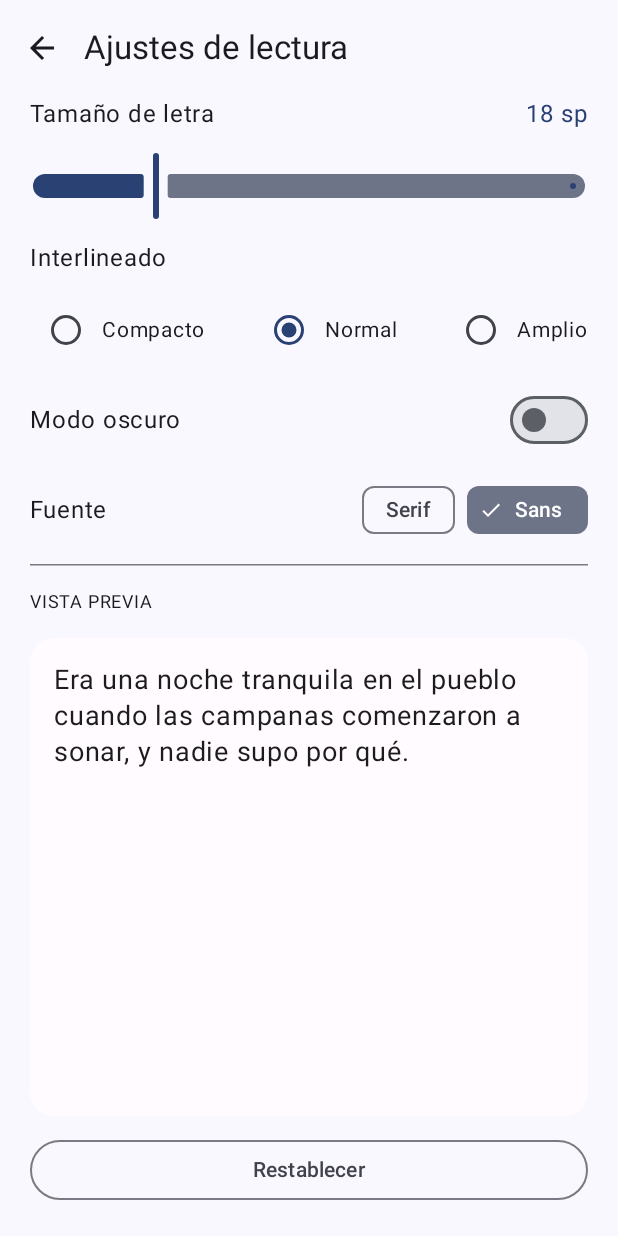
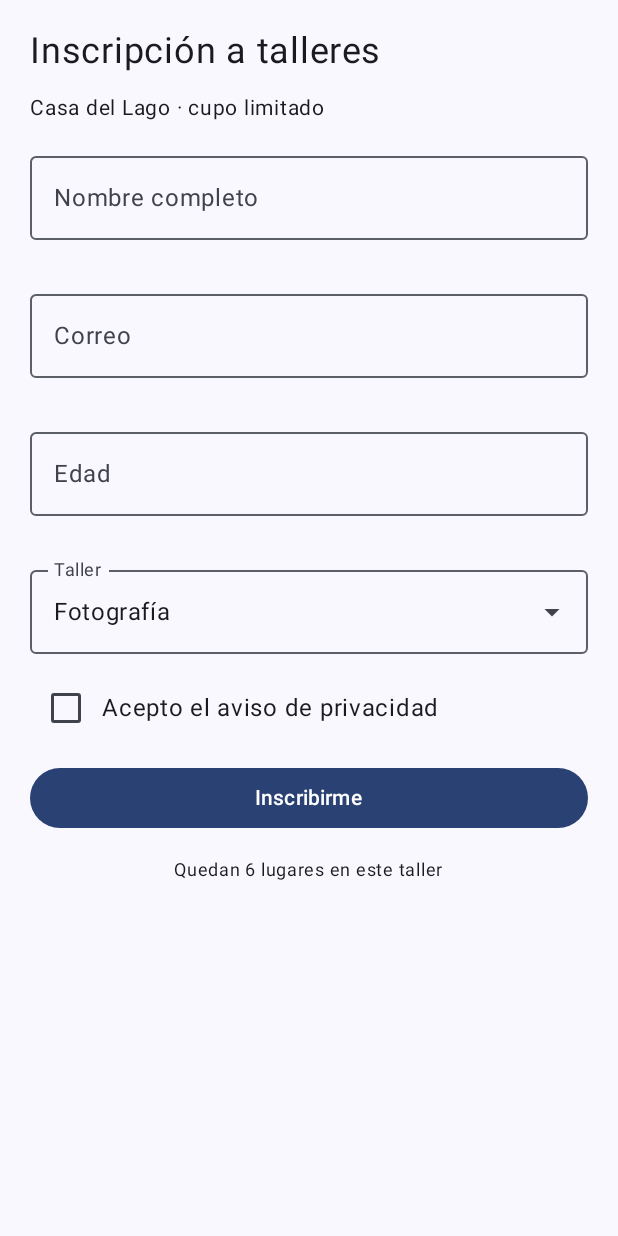
Before and after one commit to pao-diaz/view-model, an Android app built with Jetpack Compose: the screen it shows after launch (MainActivity), on a phone screen of 412 x 824 dp. Run offline under Robolectric (Android 15) with nearby library versions, the phone set to English and light mode, and no system bars.

Commit message:
tercer Ejercicio03Inscripcion.kt

```diff
--- a/app/src/main/java/com/example/view_model/MainActivity.kt
+++ b/app/src/main/java/com/example/view_model/MainActivity.kt
@@ -9,7 +9,7 @@ import androidx.compose.foundation.layout.fillMaxSize
 import androidx.compose.foundation.layout.padding
 import androidx.compose.material3.Scaffold
 import androidx.compose.ui.Modifier
-import com.example.view_model.ui.theme.Ejercicio02Screen
+import com.example.view_model.ui.theme.Ejercicio03Screen
 import com.example.view_model.ui.theme.ViewmodelTheme
 
 class MainActivity : ComponentActivity() {
@@ -20,7 +20,7 @@ class MainActivity : ComponentActivity() {
             ViewmodelTheme {
                 Scaffold(modifier = Modifier.fillMaxSize()) { innerPadding ->
                     Box(modifier = Modifier.padding(innerPadding)) {
-                        Ejercicio02Screen()
+                        Ejercicio03Screen()
                     }
                 }
             }
--- /dev/null
+++ b/app/src/main/java/com/example/view_model/ui/theme/Ejercicio03Inscripcion.kt
@@ -0,0 +1,247 @@
+package com.example.view_model.ui.theme
+
+import androidx.compose.foundation.layout.*
+import androidx.compose.foundation.rememberScrollState
+import androidx.compose.foundation.text.KeyboardOptions
+import androidx.compose.foundation.verticalScroll
+import androidx.compose.material3.*
+import androidx.compose.runtime.*
+import androidx.compose.ui.Alignment
+import androidx.compose.ui.Modifier
+import androidx.compose.ui.text.input.KeyboardType
+import androidx.compose.ui.tooling.preview.Preview
+import androidx.compose.ui.unit.dp
+import androidx.compose.ui.unit.sp
+import androidx.lifecycle.ViewModel
+import androidx.lifecycle.viewmodel.compose.viewModel
+
+fun validarNombre(n: String): String? = if (n.trim().length < 3) "Escribe al menos 3 caracteres" else null
+
+fun validarCorreo(c: String): String? {
+    val arroba = c.indexOf('@')
+    val punto = c.indexOf('.', arroba + 1)
+    return if (arroba > 0 && punto > arroba + 1 && !c.endsWith(".")) null else "Ingresa un correo válido"
+}
+
+fun validarEdad(e: String): String? {
+    val n = e.toIntOrNull()
+    return if (n != null && n in 12..99) null else "La edad debe estar entre 12 y 99"
+}
+
+class InscripcionViewModel : ViewModel() {
+
+    val talleres = listOf("Pintura", "Fotografía", "Guitarra")
+
+    var nombre by mutableStateOf("")
+        private set
+    var correo by mutableStateOf("")
+        private set
+    var edad by mutableStateOf("")
+        private set
+    var taller by mutableStateOf("Fotografía")
+        private set
+    var aceptaAviso by mutableStateOf(false)
+        private set
+    var intentoEnviar by mutableStateOf(false)
+        private set
+    var inscrito by mutableStateOf(false)
+        private set
+
+    val errorNombre: String? get() = if (intentoEnviar) validarNombre(nombre) else null
+    val errorCorreo: String? get() = if (intentoEnviar) validarCorreo(correo) else null
+    val errorEdad: String? get() = if (intentoEnviar) validarEdad(edad) else null
+    val errorAviso: String? get() = if (intentoEnviar && !aceptaAviso) "Debes aceptar el aviso de privacidad" else null
+
+    private val todoValido: Boolean
+        get() = validarNombre(nombre) == null && validarCorreo(correo) == null &&
+                validarEdad(edad) == null && aceptaAviso
+
+    fun onNombreChange(v: String) { nombre = v }
+    fun onCorreoChange(v: String) { correo = v }
+    fun onEdadChange(v: String) { edad = v.filter { it.isDigit() }.take(2) }
+    fun onTallerChange(v: String) { taller = v }
+    fun onAvisoChange(v: Boolean) { aceptaAviso = v }
+
+    fun enviar() {
+        intentoEnviar = true
+        if (todoValido) inscrito = true
+    }
+
+    fun nuevaInscripcion() {
+        nombre = ""; correo = ""; edad = ""; taller = talleres[1]
+        aceptaAviso = false; intentoEnviar = false; inscrito = false
+    }
+}
+
+// ───────────── UI Principal conectada al ViewModel ─────────────
+@Composable
+fun Ejercicio03Screen(vm: InscripcionViewModel = viewModel()) {
+    if (vm.inscrito) {
+        ConfirmacionScreen(
+            nombre = vm.nombre,
+            correo = vm.correo,
+            taller = vm.taller,
+            onNueva = vm::nuevaInscripcion
+        )
+    } else {
+        InscripcionContent(
+            nombre = vm.nombre,
+            correo = vm.correo,
+            edad = vm.edad,
+            taller = vm.taller,
+            talleres = vm.talleres,
+            aceptaAviso = vm.aceptaAviso,
+            errorNombre = vm.errorNombre,
+            errorCorreo = vm.errorCorreo,
+            errorEdad = vm.errorEdad,
+            errorAviso = vm.errorAviso,
+            onNombreChange = vm::onNombreChange,
+            onCorreoChange = vm::onCorreoChange,
+            onEdadChange = vm::onEdadChange,
+            onTallerChange = vm::onTallerChange,
+            onAvisoChange = vm::onAvisoChange,
+            onEnviar = vm::enviar
+        )
+    }
+}
+
+
+@Composable
+fun InscripcionContent(nombre: String, correo: String, edad: String,
+    taller: String, talleres: List<String>, aceptaAviso: Boolean, errorNombre: String?,
+    errorCorreo: String?, errorEdad: String?, errorAviso: String?, onNombreChange: (String) -> Unit,
+    onCorreoChange: (String) -> Unit, onEdadChange: (String) -> Unit,
+    onTallerChange: (String) -> Unit, onAvisoChange: (Boolean) -> Unit, onEnviar: () -> Unit
+) {
+    Column(
+        Modifier
+            .fillMaxSize()
+            .systemBarsPadding()
+            .padding(20.dp)
+            .verticalScroll(rememberScrollState()),
+        verticalArrangement = Arrangement.spacedBy(12.dp)
+    ) {
+        Text("Inscripción a talleres", fontSize = 24.sp)
+        Text("Casa del Lago · cupo limitado", fontSize = 14.sp)
+
+        CampoTexto("Nombre completo", nombre, onNombreChange, errorNombre)
+        CampoTexto("Correo", correo, onCorreoChange, errorCorreo, KeyboardType.Email)
+        CampoTexto("Edad", edad, onEdadChange, errorEdad, KeyboardType.Number)
+        SelectorTaller(taller, talleres, onTallerChange)
+
+        Row(verticalAlignment = Alignment.CenterVertically) {
+            Checkbox(checked = aceptaAviso, onCheckedChange = onAvisoChange)
+            Text("Acepto el aviso de privacidad")
+        }
+        errorAviso?.let { Text(it, color = MaterialTheme.colorScheme.error, fontSize = 12.sp) }
+
+        Button(onClick = onEnviar, modifier = Modifier.fillMaxWidth()) { Text("Inscribirme") }
+        Text(
+            "Quedan 6 lugares en este taller",
+            fontSize = 12.sp,
+            modifier = Modifier.align(Alignment.CenterHorizontally)
+        )
+    }
+}
+
+@Composable
+fun CampoTexto(
+    label: String,
+    value: String,
+    onValueChange: (String) -> Unit,
+    error: String?,
+    tipoTeclado: KeyboardType = KeyboardType.Text
+) {
+    OutlinedTextField(
+        value = value,
+        onValueChange = onValueChange,
+        label = { Text(label) },
+        isError = error != null,
+        supportingText = { error?.let { Text(it) } },
+        keyboardOptions = KeyboardOptions(keyboardType = tipoTeclado),
+        singleLine = true,
+        modifier = Modifier.fillMaxWidth()
+    )
+}
+
+@OptIn(ExperimentalMaterial3Api::class)
+@Composable
+fun SelectorTaller(seleccionado: String, opciones: List<String>, onSeleccion: (String) -> Unit) {
+    var abierto by remember { mutableStateOf(false) }
+    ExposedDropdownMenuBox(expanded = abierto, onExpandedChange = { abierto = it }) {
+        OutlinedTextField(
+            value = seleccionado,
+            onValueChange = {},
+            readOnly = true,
+            label = { Text("Taller") },
+            trailingIcon = { ExposedDropdownMenuDefaults.TrailingIcon(expanded = abierto) },
+            modifier = Modifier
+                .menuAnchor(MenuAnchorType.PrimaryNotEditable)
+                .fillMaxWidth()
+        )
+        ExposedDropdownMenu(expanded = abierto, onDismissRequest = { abierto = false }) {
+            opciones.forEach { opcion ->
+                DropdownMenuItem(text = { Text(opcion) },
+                    onClick = { onSeleccion(opcion); abierto = false }
+                )
+            }
+        }
+    }
+}
+
+@Composable
+fun ConfirmacionScreen(nombre: String, correo: String, taller: String, onNueva: () -> Unit) {
+    Column(
+        Modifier
+            .fillMaxSize()
+            .systemBarsPadding()
+            .padding(20.dp),
+        verticalArrangement = Arrangement.spacedBy(12.dp)
+    ) {
+        Text("¡Inscripción exitosa!", fontSize = 24.sp)
+        Card(Modifier.fillMaxWidth()) {
+            Column(Modifier.padding(16.dp), verticalArrangement = Arrangement.spacedBy(6.dp)) {
+                Text("Nombre: $nombre")
+                Text("Correo: $correo")
+                Text("Taller: $taller")
+            }
+        }
+        Button(onClick = onNueva, modifier = Modifier.fillMaxWidth()) { Text("Nueva inscripción") }
+    }
+}
+
+@Preview(showBackground = true, showSystemUi = true, name = "Formulario vacío")
+@Composable
+private fun PreviewInscripcionVacio() {
+    MaterialTheme {
+        InscripcionContent(
+            nombre = "",
+            correo = "",
+            edad = "",
+            taller = "Fotografía",
+            talleres = listOf("Pintura", "Fotografía", "Guitarra"),
+            aceptaAviso = false,
+            errorNombre = null,
+            errorCorreo = null,
+            errorEdad = null,
+            errorAviso = null,
+            onNombreChange = {},
+            onCorreoChange = {},
+            onEdadChange = {},
+            onTallerChange = {},
+            onAvisoChange = {},
+            onEnviar = {}
+        )
+    }
+}
+@Preview(showBackground = true, name = "Confirmación")
+@Composable
+private fun PreviewConfirmacion() {
+    MaterialTheme { ConfirmacionScreen("Ana López", "ana@correo.com", "Fotografía", onNueva = {}) }
+}
+
+@Preview(showBackground = true, name = "Campo con error")
+@Composable
+private fun PreviewCampoError() {
+    MaterialTheme { CampoTexto("Correo", "ana.lopez@", {}, "Ingresa un correo válido") }
+}
```
